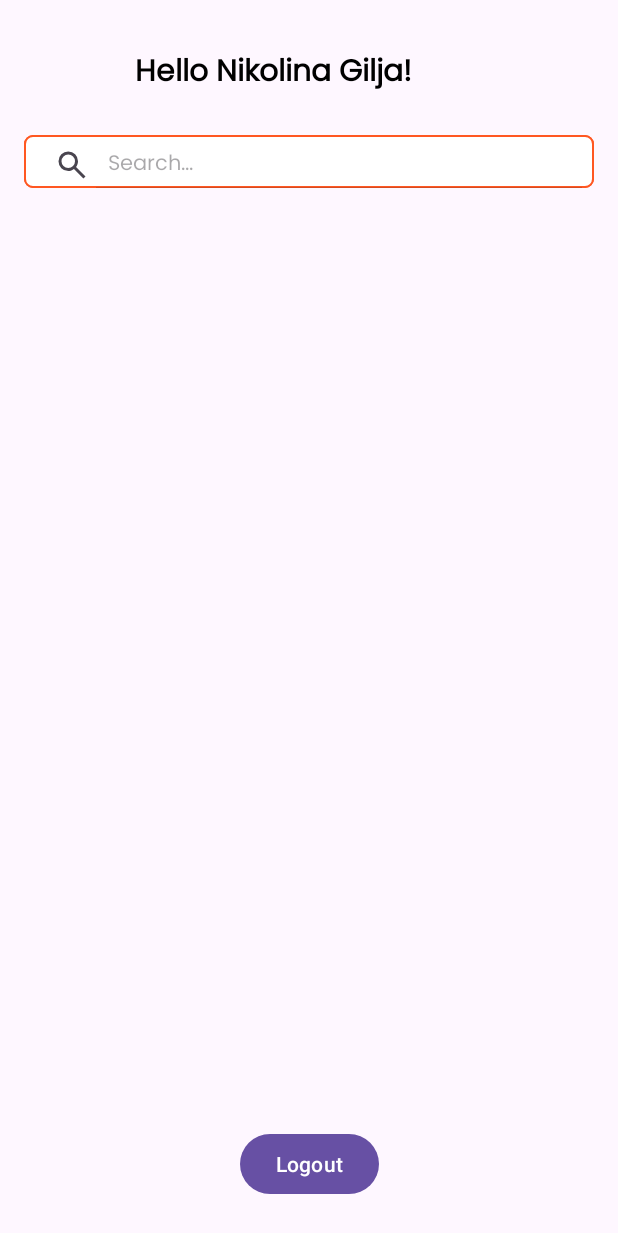
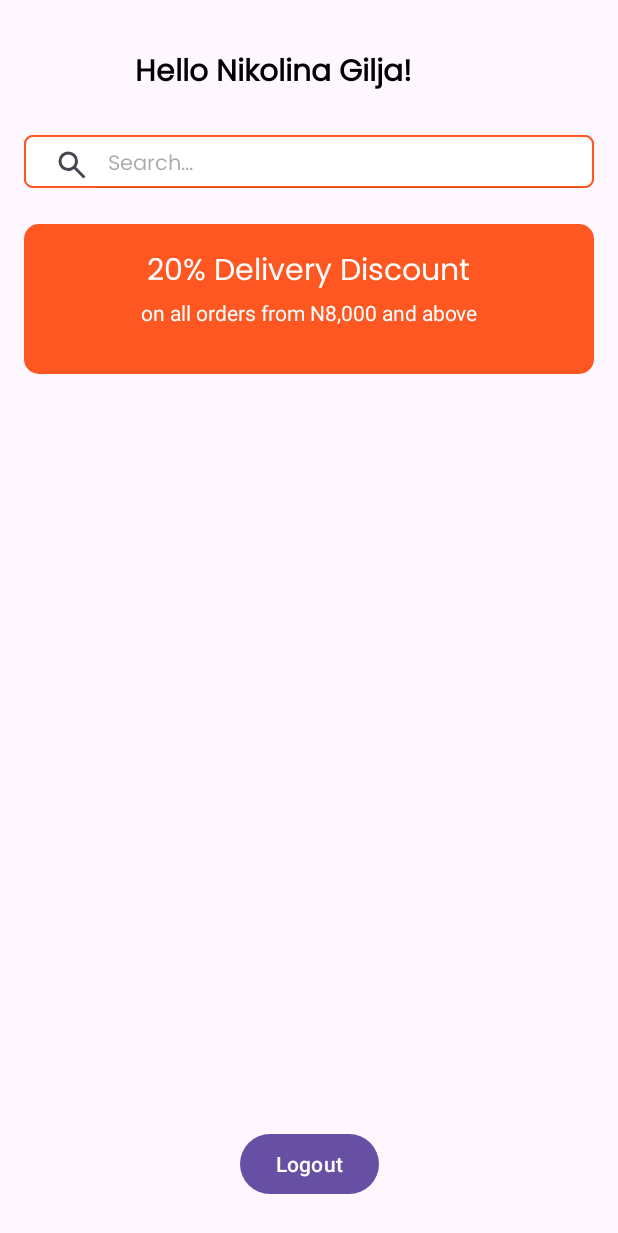
Before and after one commit to marinzilic7/FoodHub---RestaurantApp, an Android app: the HomeActivity screen opened directly, with no data from a screen before it, on a phone screen of 412 x 824 dp. Shown: the top 1233 px of the screen. Run offline under Robolectric (Android 15) with nearby library versions, the phone set to English and light mode, and no system bars; our stand-ins replace Firebase (no records; nobody signed in at launch, a user with empty details on screens opened directly).

Commit message:
implementiran constraint za popust

```diff
--- /dev/null
+++ b/app/src/main/res/drawable/red_radius.xml
@@ -0,0 +1,5 @@
+<shape xmlns:android="http://schemas.android.com/apk/res/android"
+    android:shape="rectangle">
+    <solid android:color="@color/orange" />
+    <corners android:radius="10dp" />
+</shape>
--- a/app/src/main/res/layout/home.xml
+++ b/app/src/main/res/layout/home.xml
@@ -55,6 +55,46 @@
         app:theme="@style/AppSearchView">
     </SearchView>
 
+    <androidx.constraintlayout.widget.ConstraintLayout
+        android:id="@+id/constraintLayout"
+        android:layout_width="0dp"
+        android:layout_height="100dp"
+        android:layout_marginStart="16dp"
+        android:layout_marginTop="24dp"
+        android:layout_marginEnd="16dp"
+        android:background="@drawable/red_radius"
+        app:layout_constraintEnd_toEndOf="parent"
+        app:layout_constraintStart_toStartOf="parent"
+        app:layout_constraintTop_toBottomOf="@+id/searchView">
+
+        <TextView
+            android:id="@+id/textView3"
+            android:layout_width="wrap_content"
+            android:layout_height="wrap_content"
+            android:text="on all orders from N8,000 and above"
+            android:textColor="@color/white"
+            app:layout_constraintEnd_toEndOf="parent"
+            app:layout_constraintStart_toStartOf="parent"
+            app:layout_constraintTop_toBottomOf="@+id/textView2" />
+
+        <TextView
+            android:id="@+id/textView2"
+            android:layout_width="wrap_content"
+            android:layout_height="wrap_content"
+            android:layout_marginTop="16dp"
+            android:fontFamily="@font/poppins"
+            android:text="20% Delivery Discount"
+            android:textColor="@color/white"
+            android:textSize="20dp"
+            app:layout_constraintEnd_toEndOf="parent"
+            app:layout_constraintHorizontal_bias="0.497"
+            app:layout_constraintStart_toStartOf="parent"
+            app:layout_constraintTop_toTopOf="parent" />
+
+    </androidx.constraintlayout.widget.ConstraintLayout>
+
+
+
     <Button
         android:id="@+id/button"
         android:layout_width="wrap_content"
```
